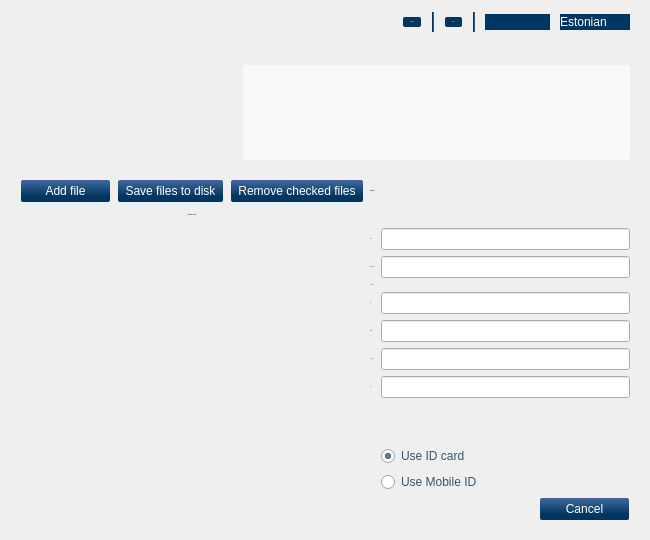
Before: the Qt Designer form qdigidocclient/trunk/src/ui/MainWindow.ui in tixsys/esteid, drawn with Qt 5.
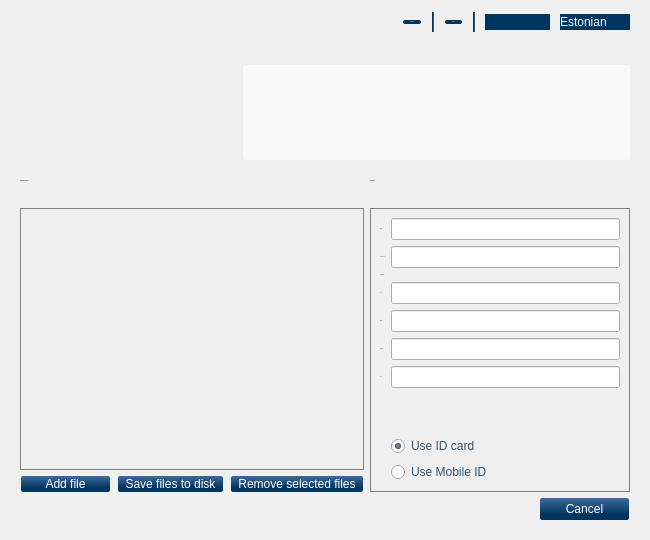
After: the same form once the commit is applied. The open tabs and pages were chosen to show the change. Icons and pictures are not drawn.

Commit message: qdigidocclient: implement Sign view changes

```diff
--- a/qdigidocclient/trunk/src/ui/MainWindow.ui
+++ b/qdigidocclient/trunk/src/ui/MainWindow.ui
@@ -52,16 +52,20 @@
 
 QPushButton
 {
-color: white;
 background-color: qlineargradient(x1: 0, y1: 0, x2: 0, y2: 1, stop: 0 #406A9E, stop: 0.75 #00355F);
 border: 0px;
 border-radius: 2px;
-padding: 4px 7px;
+color: white;
 margin-left: 1px;
 margin-right: 1px;
 min-width: 75px;
+padding: 1px 7px;
 }
 
+QDialogButtonBox QPushButton,
+#home QPushButton
+{ padding: 4px 7px; }
+
 QPushButton:hover, QPushButton:focus
 { background-color: qlineargradient(x1: 0, y1: 0, x2: 0, y2: 1, stop: 0 #F1C157, stop:0.28 #FADF91, stop:1 #EBA927); }
 
@@ -129,13 +133,20 @@
 
 #signContentView, #viewContentView
 {
-color: #355670;
 background-color: transparent;
+border: 1px solid grey;
+color: #355670;
 }
 
 #home, #intro, #sign, #view,
-#viewSignatures, #viewSignaturesScroll
-{ background-color: transparent; }</string>
+#viewSignatures
+{ background-color: transparent; }
+
+#signSignerRole, #viewSignaturesScroll
+{
+background-color: transparent;
+border: 1px solid grey;
+}</string>
   </property>
   <layout class="QVBoxLayout" name="MainLayout">
    <property name="spacing">
@@ -541,44 +552,6 @@
           <property name="margin">
            <number>0</number>
           </property>
-          <item row="0" column="0">
-           <layout class="QHBoxLayout" name="signContentButtonsLayout">
-            <item>
-             <widget class="QPushButton" name="signAddFile">
-              <property name="text">
-               <string>Add file</string>
-              </property>
-             </widget>
-            </item>
-            <item>
-             <widget class="QPushButton" name="signSaveAs">
-              <property name="text">
-               <string>Save files to disk</string>
-              </property>
-             </widget>
-            </item>
-            <item>
-             <widget class="QPushButton" name="signRemoveFile">
-              <property name="text">
-               <string>Remove checked files</string>
-              </property>
-             </widget>
-            </item>
-            <item>
-             <spacer name="signDocsSpacer">
-              <property name="orientation">
-               <enum>Qt::Horizontal</enum>
-              </property>
-              <property name="sizeHint" stdset="0">
-               <size>
-                <width>0</width>
-                <height>0</height>
-               </size>
-              </property>
-             </spacer>
-            </item>
-           </layout>
-          </item>
           <item row="0" column="1">
            <widget class="QLabel" name="signSignerLabel">
             <property name="font">
@@ -595,25 +568,6 @@
             </property>
            </widget>
           </item>
-          <item row="1" column="0">
-           <widget class="QLabel" name="signContentLabel">
-            <property name="font">
-             <font>
-              <family>Arial, Liberation Sans</family>
-              <pointsize>-1</pointsize>
-              <weight>75</weight>
-              <italic>false</italic>
-              <bold>true</bold>
-             </font>
-            </property>
-            <property name="text">
-             <string>Container content:</string>
-            </property>
-            <property name="alignment">
-             <set>Qt::AlignCenter</set>
-            </property>
-           </widget>
-          </item>
           <item row="1" column="1">
            <widget class="QLabel" name="signSigner">
             <property name="styleSheet">
@@ -636,22 +590,35 @@
              <bool>true</bool>
             </property>
             <property name="columnCount">
-             <number>2</number>
+             <number>3</number>
             </property>
             <column>
              <property name="text">
-              <string>Filename</string>
+              <string/>
              </property>
             </column>
             <column>
              <property name="text">
-              <string>Size</string>
+              <string/>
              </property>
             </column>
+            <column>
+             <property name="text">
+              <string/>
+             </property>
+            </column>
            </widget>
           </item>
-          <item row="2" column="1">
-           <layout class="QGridLayout" name="signSignerLayout">
+          <item row="4" column="0" colspan="2">
+           <widget class="QDialogButtonBox" name="signButtons">
+            <property name="standardButtons">
+             <set>QDialogButtonBox::Cancel</set>
+            </property>
+           </widget>
+          </item>
+          <item row="2" column="1" rowspan="2">
+           <widget class="QFrame" name="signSignerRole">
+            <layout class="QGridLayout" name="signSignerRoleLayout">
             <item row="0" column="0">
              <widget class="QLabel" name="signRoleLabel">
               <property name="font">
@@ -796,14 +763,14 @@
              </spacer>
             </item>
             <item row="9" column="1">
-             <widget class="QRadioButton" name="radioButton">
+              <widget class="QRadioButton" name="signMobile">
               <property name="text">
                <string>Use Mobile ID</string>
               </property>
              </widget>
             </item>
             <item row="8" column="1">
-             <widget class="QRadioButton" name="radioButton_2">
+              <widget class="QRadioButton" name="signCard">
               <property name="text">
                <string>Use ID card</string>
               </property>
@@ -813,11 +780,71 @@
              </widget>
             </item>
            </layout>
+           </widget>
           </item>
-          <item row="3" column="0" colspan="2">
-           <widget class="QDialogButtonBox" name="signButtons">
-            <property name="standardButtons">
-             <set>QDialogButtonBox::Cancel</set>
+          <item row="3" column="0">
+           <layout class="QHBoxLayout" name="signContentButtonsLayout">
+            <item>
+             <widget class="QPushButton" name="signAddFile">
+              <property name="text">
+               <string>Add file</string>
+              </property>
+             </widget>
+            </item>
+            <item>
+             <widget class="QPushButton" name="signSaveAs">
+              <property name="sizePolicy">
+               <sizepolicy hsizetype="Minimum" vsizetype="Maximum">
+                <horstretch>0</horstretch>
+                <verstretch>0</verstretch>
+               </sizepolicy>
+              </property>
+              <property name="text">
+               <string>Save files to disk</string>
+              </property>
+             </widget>
+            </item>
+            <item>
+             <widget class="QPushButton" name="signRemoveFile">
+              <property name="sizePolicy">
+               <sizepolicy hsizetype="Minimum" vsizetype="Minimum">
+                <horstretch>0</horstretch>
+                <verstretch>0</verstretch>
+               </sizepolicy>
+              </property>
+              <property name="text">
+               <string>Remove selected files</string>
+              </property>
+             </widget>
+            </item>
+            <item>
+             <spacer name="signDocsSpacer">
+              <property name="orientation">
+               <enum>Qt::Horizontal</enum>
+              </property>
+              <property name="sizeHint" stdset="0">
+               <size>
+                <width>0</width>
+                <height>0</height>
+               </size>
+              </property>
+             </spacer>
+            </item>
+           </layout>
+          </item>
+          <item row="0" column="0">
+           <widget class="QLabel" name="signContentLabel">
+            <property name="font">
+             <font>
+              <family>Arial, Liberation Sans</family>
+              <pointsize>-1</pointsize>
+              <weight>75</weight>
+              <italic>false</italic>
+              <bold>true</bold>
+             </font>
+            </property>
+            <property name="text">
+             <string>Container content:</string>
             </property>
            </widget>
           </item>
```
Left out of the diff: 41 changed lines with no effect on the pictures. Lines whose indentation alone changed are shown as unchanged. The commit also changes 2 other files.
